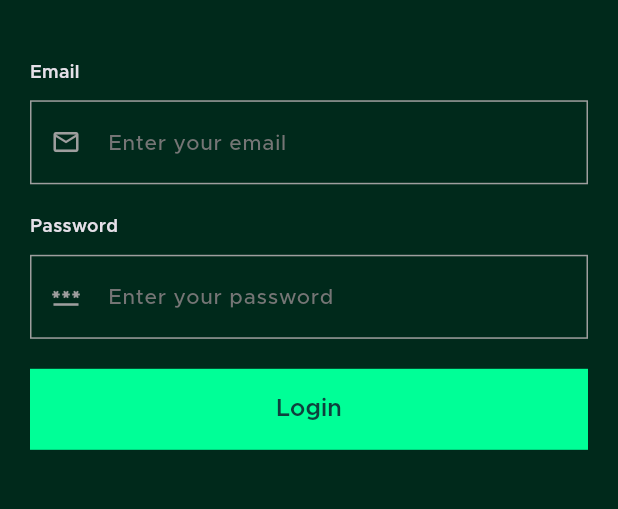
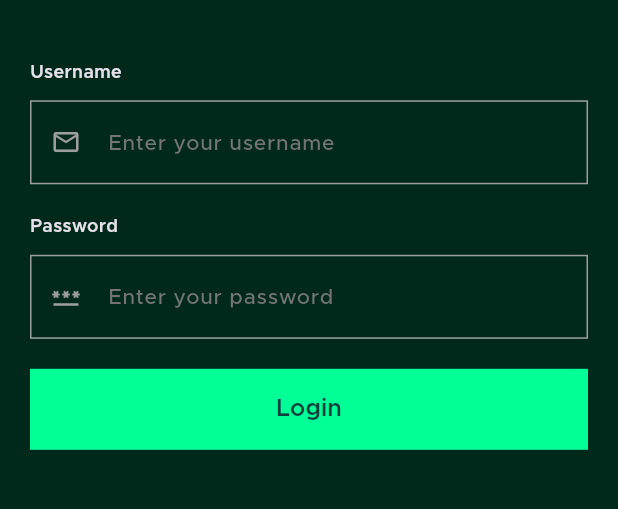
Before and after one commit to liroapp/liro-app, a Flutter app: the screen it shows after launch, on a phone screen of 412 x 824 dp, the part 461-970 px from its top. Run offline on Flutter 3.47's test engine with Material 3 defaults, Android fonts, the phone set to English and light mode, and no system bars; our stand-ins replace another_flushbar, bloc, flutter_bloc, flutter_svg, fluttertoast, geolocator and 3 more.

Commit message:
fix: baseurl change

```diff
--- a/lib/resources/app_urls/app_urls.dart
+++ b/lib/resources/app_urls/app_urls.dart
@@ -1,6 +1,6 @@
 class AppUrls {
   //Base Url
-  static const String baseUrl = 'https://liroapp-server-node-js-mongob-jwt.onrender.com';
+  static const String baseUrl = 'https://liroapp-server-node-js-mongob-jwt-b875.onrender.com';
 
   //User Login
   static const String userLogin = '$baseUrl/login';
--- a/lib/resources/components/home_screen/location_search_area.dart
+++ b/lib/resources/components/home_screen/location_search_area.dart
@@ -1,6 +1,4 @@
-import 'package:flutter/cupertino.dart';
 import 'package:flutter/material.dart';
-import 'package:flutter/widgets.dart';
 import 'package:flutter_bloc/flutter_bloc.dart';
 import 'package:flutter_svg/svg.dart';
 import 'package:liro/blocs/location_bloc/location_bloc.dart';
--- a/lib/views/home_screen.dart
+++ b/lib/views/home_screen.dart
@@ -51,8 +51,12 @@ class _HomeScreenState extends State<HomeScreen> {
                       if (state.polylineCoordinates.isNotEmpty) {
                         moveCameraToMarkerPosition(
                             state.polylineCoordinates.first);
-                      }if (fromCoordinates != null) {
+                      }
+                      if (fromCoordinates != const LatLng(0, 0)) {
                         moveCameraToMarkerPosition(fromCoordinates!);
+                      }
+                      if (toCoordinates != const LatLng(0, 0)) {
+                        moveCameraToMarkerPosition(toCoordinates!);
                       }
                     }
                     Set<Marker> markers = {};
--- a/lib/views/login_screen.dart
+++ b/lib/views/login_screen.dart
@@ -66,7 +66,7 @@ class _LoginScreenState extends State<LoginScreen> {
                       crossAxisAlignment: CrossAxisAlignment.start,
                       children: [
                         const Text(
-                          'Email',
+                          'Username',
                           style: TextStyle(
                             fontSize: 12,
                             fontWeight: FontWeight.w600,
@@ -75,7 +75,7 @@ class _LoginScreenState extends State<LoginScreen> {
                         AppSpaces.verticalspace10,
                         //Email Field
                         CustomInputField(
-                          hintText: 'Enter your email',
+                          hintText: 'Enter your username',
                           fieldIcon: Icons.email_outlined,
                           controller: usernameController,
                           focusedborderColor: AppColors.primaryColor,
```
